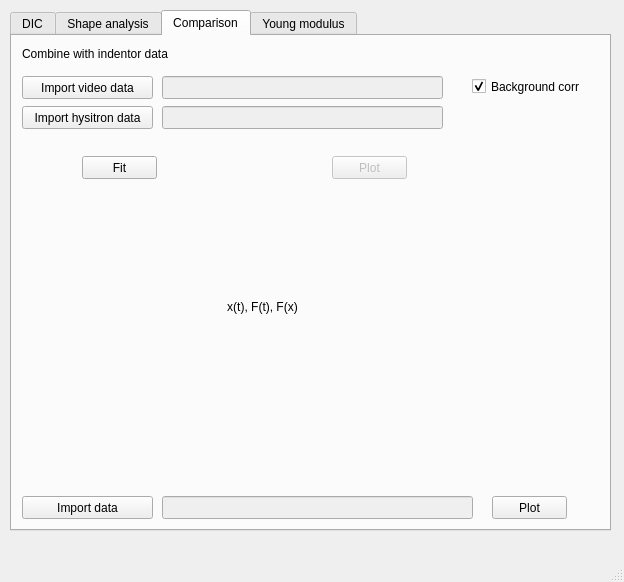
Qt form pynida/frontend.ui (LebedevV/pynida) before a commit.
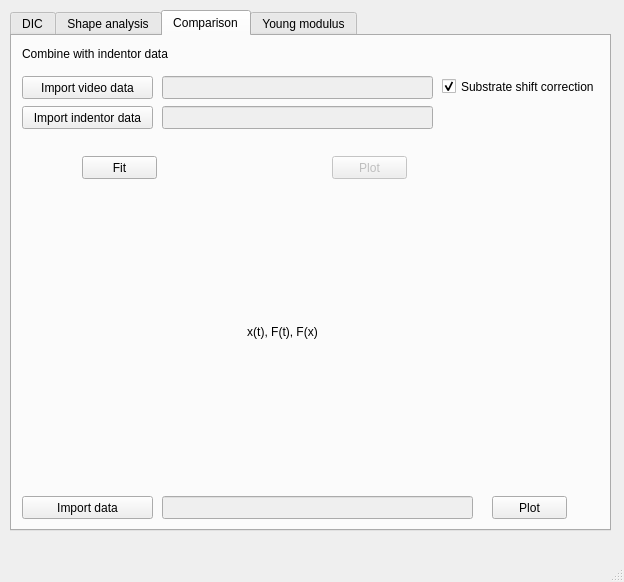
The same form after that commit. The open tabs and pages were chosen to show the change.

Diff of the .ui file:
```diff
--- a/pynida/frontend.ui
+++ b/pynida/frontend.ui
@@ -2553,7 +2553,7 @@
        </rect>
       </property>
       <property name="text">
-       <string>Import hysitron data</string>
+       <string>Import indentor data</string>
       </property>
      </widget>
      <widget class="QLineEdit" name="lineEdit_video_data_import">
@@ -2564,7 +2564,7 @@
        <rect>
         <x>150</x>
         <y>40</y>
-        <width>281</width>
+        <width>271</width>
         <height>23</height>
        </rect>
       </property>
@@ -2577,7 +2577,7 @@
        <rect>
         <x>150</x>
         <y>70</y>
-        <width>281</width>
+        <width>271</width>
         <height>23</height>
        </rect>
       </property>
@@ -2586,9 +2586,9 @@
       <property name="geometry">
        <rect>
         <x>40</x>
-        <y>170</y>
-        <width>421</width>
-        <height>201</height>
+        <y>150</y>
+        <width>461</width>
+        <height>291</height>
        </rect>
       </property>
       <property name="text">
@@ -2601,14 +2601,14 @@
      <widget class="QCheckBox" name="corr_bckgr">
       <property name="geometry">
        <rect>
-        <x>460</x>
+        <x>430</x>
         <y>40</y>
-        <width>121</width>
+        <width>171</width>
         <height>21</height>
        </rect>
       </property>
       <property name="text">
-       <string>Background corr</string>
+       <string>Substrate shift correction</string>
       </property>
       <property name="checked">
        <bool>true</bool>
```
